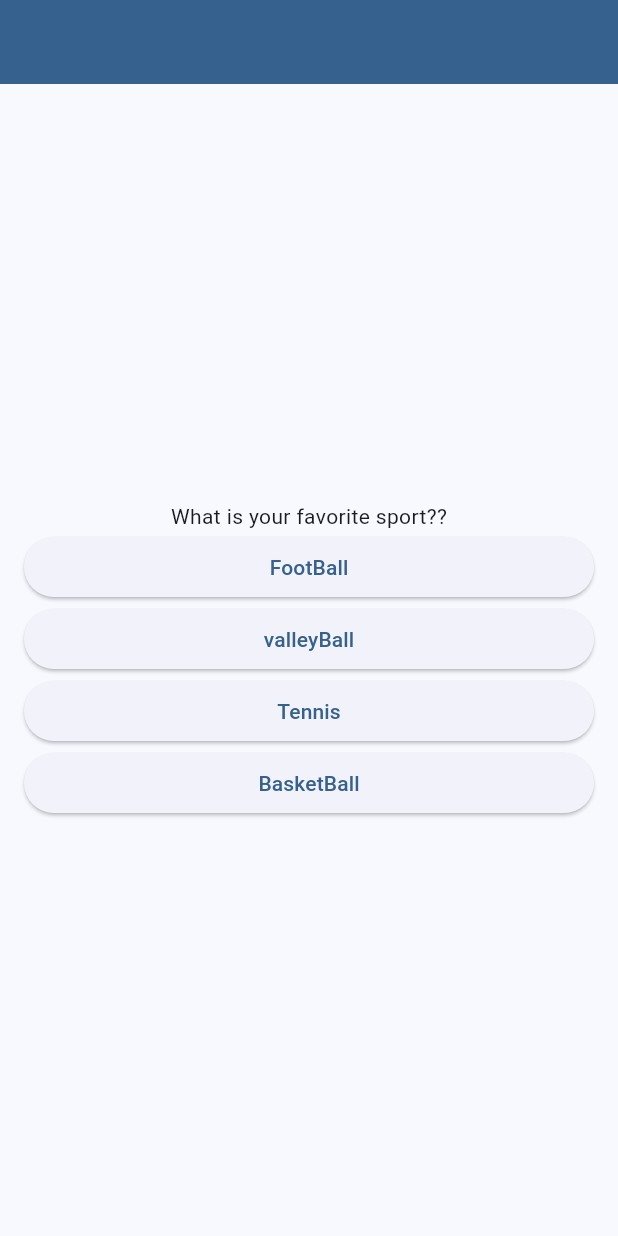
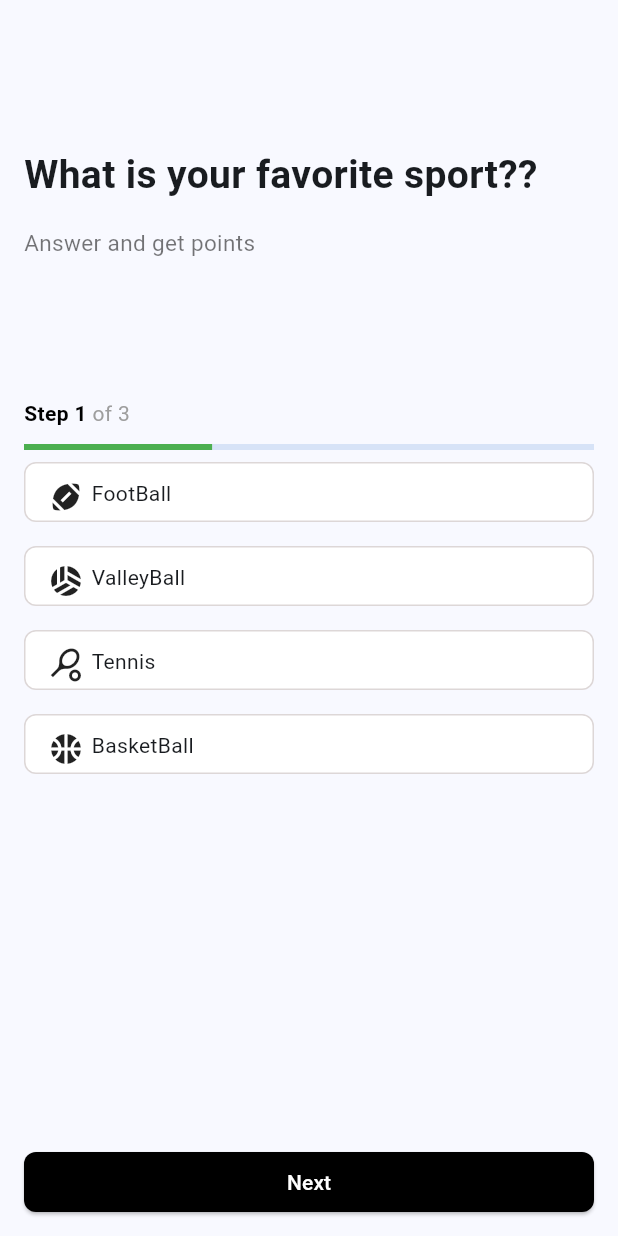
Before and after one commit to LojainHmda/quiz_app, a Flutter app: the screen it shows after launch, on a phone screen of 412 x 824 dp. Run offline on Flutter 3.47's test engine with Material 3 defaults, Android fonts, the phone set to English and light mode, and no system bars.

Commit message:
final commit

```diff
--- a/lib/Screens/home_page.dart
+++ b/lib/Screens/home_page.dart
@@ -10,76 +10,227 @@ class MyHomePage extends StatefulWidget {
 class _MyHomePageState extends State<MyHomePage> {
   int _counter = 0, index = 0;
   bool showResult = false;
+  int? choosenindex;
   List<Map<String, dynamic>> qwithA = [
     {
       "q": "What is your favorite sport??",
-      "a": ["FootBall", "valleyBall", "Tennis", "BasketBall"],
+      "a": {
+        "FootBall": Icons.sports_football,
+        "ValleyBall": Icons.sports_volleyball,
+        "Tennis": Icons.sports_tennis,
+        "BasketBall": Icons.sports_basketball
+      },
       "rightAnswer": "Tennis",
     },
     {
       "q": "What is your favorite color??",
-      "a": ["red", "blue", "yellow", "green"],
-      "rightAnswer": "green",
+      "a": {
+        'Red': Icons.ac_unit_rounded,
+        'Blue': Icons.ac_unit,
+        'Yellow': Icons.warning,
+        'Green': Icons.check_circle
+      },
+      "rightAnswer": "Green",
     },
     {
       "q": "What is your favorite animal??",
-      "a": ["cat", "dog", "horse", "camel"],
-      "rightAnswer": "cat",
+      "a": {
+        'Cat': Icons.check_circle,
+        'Dog': Icons.ac_unit,
+        'Horse': Icons.check_circle,
+        'Camel': Icons.ac_unit,
+      },
+      "rightAnswer": "Cat",
     }
   ];
 
   @override
   Widget build(BuildContext context) {
     final qWithIndex = qwithA[index];
+    final Map<String, dynamic> answers = qWithIndex["a"];
+    List<String> keys = answers.keys.toList();
+
+    final size = MediaQuery.of(context).size;
 
     return Scaffold(
-      appBar: AppBar(
-        backgroundColor: Theme.of(context).colorScheme.primary,
-      ),
-      body: Center(
+      body: SafeArea(
         child: Padding(
           padding: const EdgeInsets.all(16.0),
           child: Column(
-            mainAxisAlignment: MainAxisAlignment.center,
-            crossAxisAlignment: CrossAxisAlignment.center,
+            crossAxisAlignment: CrossAxisAlignment.start,
             children: [
+              SizedBox(
+                height: size.height * 0.1,
+              ),
               if (!showResult) ...[
-                Text(qWithIndex["q"]),
+                Text(
+                  qWithIndex["q"],
+                  style: TextStyle(fontSize: 26, fontWeight: FontWeight.bold),
+                ),
+                SizedBox(height: 16),
+                Text(
+                  "Answer and get points",
+                  style: TextStyle(fontSize: 15, color: Colors.black54),
+                ),
+                SizedBox(
+                  height: size.height * 0.1,
+                ),
+                Container(
+                  height: size.height * 0.05,
+                  width: 80,
+                  child: Row(
+                    children: [
+                      Text(
+                        "Step ${index + 1}",
+                        style: TextStyle(
+                          color: Colors.black,
+                          fontWeight: FontWeight.bold,
+                        ),
+                      ),
+                      Text(
+                        ' of ${qwithA.length}',
+                        style: TextStyle(color: Colors.grey),
+                      )
+                    ],
+                  ),
+                ),
+                LinearProgressIndicator(
+                  color: Colors.green,
+                  value: 0.33 * (1 + index),
+                ),
                 for (int i = 0; i < qWithIndex["a"].length; i++)
-                  SizedBox(
-                    width: double.infinity,
-                    child: ElevatedButton(
-                      onPressed: () {
+                  Padding(
+                    padding: const EdgeInsets.symmetric(vertical: 8.0),
+                    child: InkWell(
+                      onTap: () {
                         setState(() {
-                          if (qWithIndex["a"][i] == qWithIndex["rightAnswer"]) {
+                          choosenindex = i;
+                          if (keys[i] == qWithIndex["rightAnswer"]) {
                             _counter++;
                           }
-
+                        });
+                      },
+                      child: Container(
+                        height: 40,
+                        decoration: BoxDecoration(
+                          color:
+                              i != choosenindex ? Colors.white : Colors.green,
+                          border: Border.all(
+                            color: Color.fromARGB(255, 221, 215, 215),
+                          ),
+                          borderRadius: BorderRadius.circular(8),
+                        ),
+                        child: Padding(
+                          padding: const EdgeInsets.all(10.0),
+                          child: Row(
+                            children: [
+                              Padding(
+                                padding:
+                                    const EdgeInsets.symmetric(horizontal: 5),
+                                child: Icon(answers[keys[i]]),
+                              ),
+                              Text(keys[i]),
+                            ],
+                          ),
+                        ),
+                      ),
+                    ),
+                  ),
+              ],
+              if (showResult) ...[
+                Container(
+                  alignment: Alignment.center,
+                  padding: EdgeInsets.all(16.0),
+                  child: Column(
+                    mainAxisAlignment: MainAxisAlignment.center,
+                    crossAxisAlignment: CrossAxisAlignment.center,
+                    children: [
+                      Text(
+                        "Quiz Result",
+                        style: TextStyle(
+                          fontSize: 24,
+                          fontWeight: FontWeight.bold,
+                          color: Colors.black,
+                        ),
+                      ),
+                      SizedBox(height: 20),
+                      Text(
+                        "Your Score: $_counter",
+                        style: TextStyle(
+                          fontSize: 20,
+                          fontWeight: FontWeight.bold,
+                          color: Colors.green,
+                        ),
+                      ),
+                      SizedBox(height: 20),
+                      TextButton(
+                        onPressed: () {
+                          setState(() {
+                            index = 0;
+                            showResult = false;
+                            _counter = 0;
+                          });
+                        },
+                        style: ButtonStyle(
+                          foregroundColor:
+                              MaterialStateProperty.all<Color>(Colors.black),
+                          padding:
+                              MaterialStateProperty.all<EdgeInsetsGeometry>(
+                            EdgeInsets.symmetric(horizontal: 40, vertical: 12),
+                          ),
+                          shape: MaterialStateProperty.all<OutlinedBorder>(
+                            RoundedRectangleBorder(
+                              borderRadius: BorderRadius.circular(8),
+                              side: BorderSide(color: Colors.black),
+                            ),
+                          ),
+                        ),
+                        child: Text(
+                          "Try Again",
+                          style: TextStyle(fontSize: 16),
+                        ),
+                      ),
+                    ],
+                  ),
+                ),
+              ],
+              Spacer(),
+              if (!showResult) ...[
+                Container(
+                  height: 40,
+                  width: double.infinity,
+                  child: ElevatedButton(
+                    onPressed: () {
+                      setState(() {
+                        if (choosenindex != null) {
                           if (index < qwithA.length - 1) {
                             index++;
                           } else {
                             showResult = true;
                           }
-                        });
-                      },
-                      child: Text(qWithIndex["a"][i]),
+                          choosenindex = null;
+                        } else {
+                          ScaffoldMessenger.of(context).showSnackBar(
+                            SnackBar(
+                              content: Text('Please choose an option'),
+                            ),
+                          );
+                        }
+                      });
+                    },
+                    child: Text(
+                      "Next",
+                      style: TextStyle(color: Colors.white),
                     ),
-                  )
+                    style: ElevatedButton.styleFrom(
+                      backgroundColor: Colors.black,
+                      shape: RoundedRectangleBorder(
+                        borderRadius: BorderRadius.circular(8),
+                      ),
+                    ),
+                  ),
+                ),
               ],
-              if (showResult) ...[
-                Text("Finally"),
-                Text("Your score is $_counter"),
-                TextButton(
-                  onPressed: () {
-                    setState(() {
-                      index = 0;
-                      showResult = false;
-                      _counter = 0;
-                    });
-                  },
-                  child: Text("Reset Quiz"),
-                )
-              ]
             ],
           ),
         ),
```
